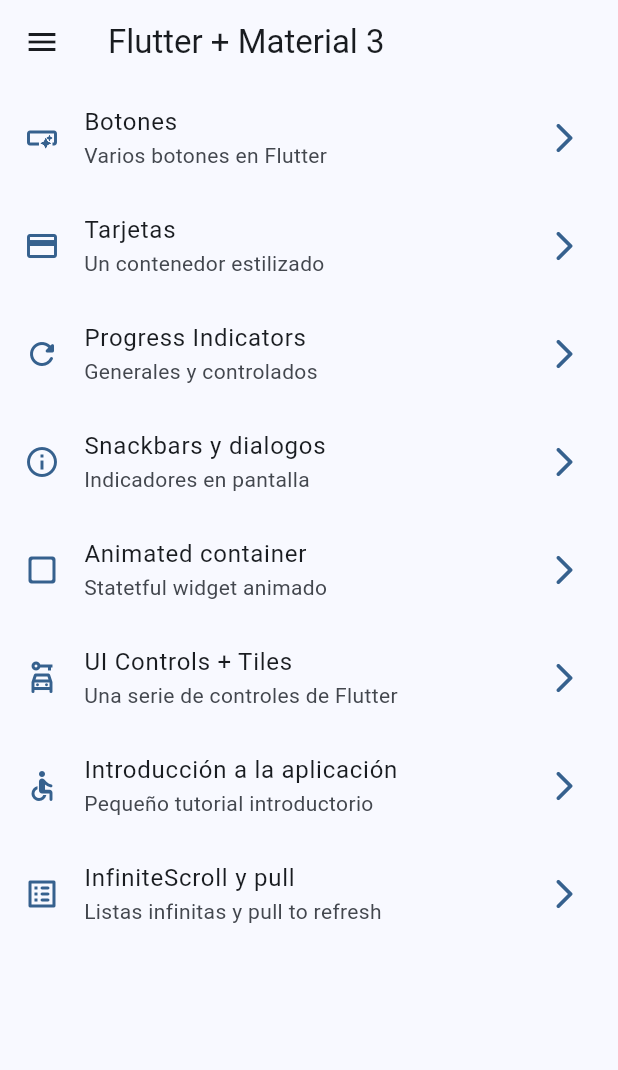
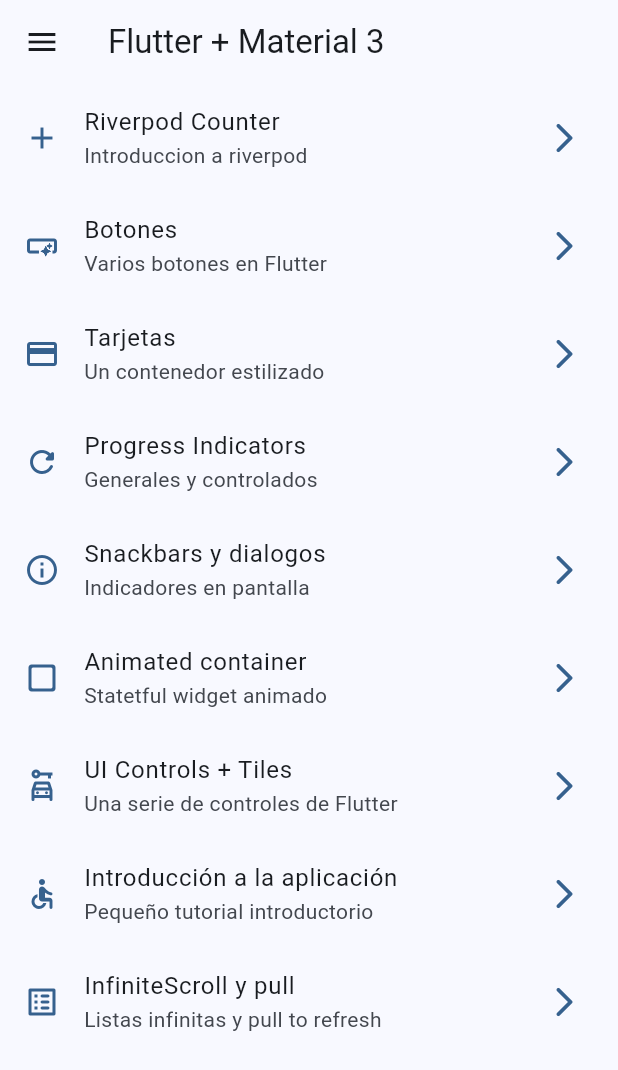
Before and after one commit to ismaelIt365/Widgets_App, a Flutter app: the screen it shows after launch, on a phone screen of 412 x 824 dp. Shown: the top 1070 px of the screen. Run offline on Flutter 3.47's test engine with Material 2 defaults, Android fonts, the phone set to English and light mode, and no system bars; our stand-ins replace animate_do, flutter_riverpod, go_router, riverpod.

```diff
--- a/lib/config/menu/menu_items.dart
+++ b/lib/config/menu/menu_items.dart
@@ -6,8 +6,8 @@ class MenuItem {
   final String link;
   final IconData icon;
 
-   const MenuItem({
-    required this.title,
+  const MenuItem(
+      {required this.title,
       required this.subTitle,
       required this.link,
       required this.icon});
@@ -15,59 +15,56 @@ class MenuItem {
 
 const appMenuItems = <MenuItem>[
   MenuItem(
+      title: 'Riverpod Counter',
+      subTitle: 'Introduccion a riverpod',
+      link: '/counter-river',
+      icon: Icons.add),
+
+  MenuItem(
       title: 'Botones',
       subTitle: 'Varios botones en Flutter',
       link: '/buttons',
-    icon: Icons.smart_button_outlined
-    ),
+      icon: Icons.smart_button_outlined),
 
   MenuItem(
       title: 'Tarjetas',
       subTitle: 'Un contenedor estilizado',
       link: '/cards',
-    icon: Icons.credit_card
-    ),
+      icon: Icons.credit_card),
 
   MenuItem(
       title: 'Progress Indicators',
       subTitle: 'Generales y controlados',
       link: '/progress',
-    icon: Icons.refresh_rounded
-    ),
+      icon: Icons.refresh_rounded),
 
   MenuItem(
       title: 'Snackbars y dialogos',
       subTitle: 'Indicadores en pantalla',
       link: '/snackbars',
-    icon: Icons.info_outline
-    ),
+      icon: Icons.info_outline),
 
   MenuItem(
       title: 'Animated container',
       subTitle: 'Statetful widget animado',
       link: '/animated',
-    icon: Icons.check_box_outline_blank_rounded
-    ),
+      icon: Icons.check_box_outline_blank_rounded),
 
   MenuItem(
       title: 'UI Controls + Tiles',
       subTitle: 'Una serie de controles de Flutter',
       link: '/ui-controls',
-    icon: Icons.car_rental_outlined
-    ),
+      icon: Icons.car_rental_outlined),
 
   MenuItem(
       title: 'Introducción a la aplicación',
       subTitle: 'Pequeño tutorial introductorio',
       link: '/tutorial',
-    icon: Icons.accessible_rounded
-    ),
+      icon: Icons.accessible_rounded),
 
   MenuItem(
       title: 'InfiniteScroll y pull',
       subTitle: 'Listas infinitas y pull to refresh',
       link: '/infinite',
-    icon: Icons.list_alt_rounded
-    ),
-
+      icon: Icons.list_alt_rounded),
 ];
--- a/lib/config/router/app_router.dart
+++ b/lib/config/router/app_router.dart
@@ -1,7 +1,6 @@
 import 'package:go_router/go_router.dart';
+import 'package:widgets_app/presentation/screens/counter/counter_screen.dart';
 import 'package:widgets_app/presentation/screens/screens.dart';
-
-
 
 // GoRouter configuration par ir entre pantallas
 final approuter = GoRouter(
@@ -12,36 +11,31 @@ final approuter = GoRouter(
       name: HomeScreen.name,
       builder: (context, state) => const HomeScreen(),
     ),
-
-      GoRoute(
+    GoRoute(
       path: '/buttons',
-      name:  ButtonsScreen.name,
+      name: ButtonsScreen.name,
       builder: (context, state) => const ButtonsScreen(),
     ),
-      GoRoute(
+    GoRoute(
       path: '/cards',
       name: CardsScreen.name,
       builder: (context, state) => const CardsScreen(),
     ),
-
     GoRoute(
       path: '/progress',
       name: ProgreesScreen.name,
       builder: (context, state) => const ProgreesScreen(),
     ),
-
     GoRoute(
       path: '/snackbars',
       name: SnackbarScreen.name,
       builder: (context, state) => const SnackbarScreen(),
     ),
-
-     GoRoute(
+    GoRoute(
       path: '/animated',
       name: AnimatedScreen.name,
       builder: (context, state) => const AnimatedScreen(),
     ),
-
     GoRoute(
       path: '/ui-controls',
       name: UiControlsScreen.name,
@@ -57,5 +51,10 @@ final approuter = GoRouter(
       name: InfiniteScrollScreen.name,
       builder: (context, state) => const InfiniteScrollScreen(),
     ),
+    GoRoute(
+      path: '/counter-river',
+      name: CounterScreen.name,
+      builder: (context, state) => const CounterScreen(),
+    ),
   ],
 );
--- /dev/null
+++ b/lib/presentation/providers/counter_provider.dart
@@ -0,0 +1,3 @@
+import 'package:riverpod/riverpod.dart';
+
+final counterProvider = StateProvider((ref) => 5);
--- /dev/null
+++ b/lib/presentation/screens/counter/theme_provider.dart
@@ -0,0 +1,5 @@
+
+import 'package:flutter_riverpod/flutter_riverpod.dart';
+
+ //Para el modo oscuro o claro
+final isDarkModeProvider = StateProvider((ref) => false);
--- a/lib/presentation/screens/screens.dart
+++ b/lib/presentation/screens/screens.dart
@@ -1,7 +1,9 @@
+
 export 'package:widgets_app/presentation/screens/animated/animated_screen.dart';
 export 'package:widgets_app/presentation/screens/app_tutorial/app_tutorial_screen.dart';
 export 'package:widgets_app/presentation/screens/buttons/button_screens.dart';
 export 'package:widgets_app/presentation/screens/cards/card_screens.dart';
+export 'package:widgets_app/presentation/screens/counter/counter_screen.dart';
 export 'package:widgets_app/presentation/screens/home/home_screens.dart';
 export 'package:widgets_app/presentation/screens/infinite_scroll/infinite_scroll_screen.dart';
 export 'package:widgets_app/presentation/screens/progress/progress_screen.dart';
--- a/pubspec.yaml
+++ b/pubspec.yaml
@@ -1,16 +1,18 @@
 name: widgets_app
 description: A new Flutter project.
-publish_to: 'none'
+publish_to: "none"
 version: 0.1.0
 
 environment:
-  sdk: '>=3.1.2 <4.0.0'
+  sdk: ">=3.1.2 <4.0.0"
 
 dependencies:
   animate_do: ^3.1.2
   flutter:
     sdk: flutter
+  flutter_riverpod: ^2.4.2
   go_router: ^11.1.2
+  riverpod: ^2.4.1
 
 dev_dependencies:
   flutter_lints: ^2.0.0
```
Also changed, not shown: lib/main.dart (+4 -3 lines), lib/presentation/screens/counter/counter_screen.dart (added, +46 -0 lines), pubspec.lock. Lines whose indentation alone changed are shown as unchanged.
